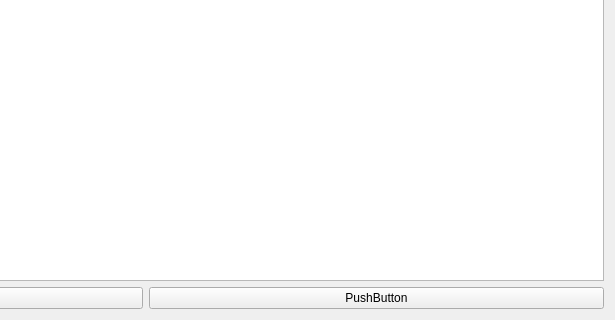
Old version of the form gui/POVI/commandsviewisinstate.ui in the repository Loptica23/POVI; both pictures show x 324 to 939 and y 271 to 591 of the 939 by 591 pixel window.
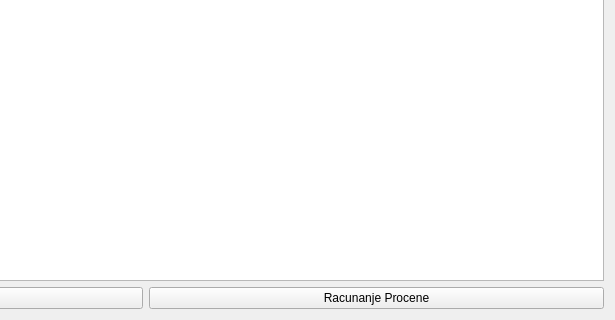
New version of the form.

Diff of the .ui file:
```diff
--- a/gui/POVI/commandsviewisinstate.ui
+++ b/gui/POVI/commandsviewisinstate.ui
@@ -49,7 +49,7 @@
       <item>
        <widget class="QPushButton" name="pushButton_2">
         <property name="text">
-         <string>PushButton</string>
+         <string>Racunanje Procene</string>
         </property>
        </widget>
       </item>
```
